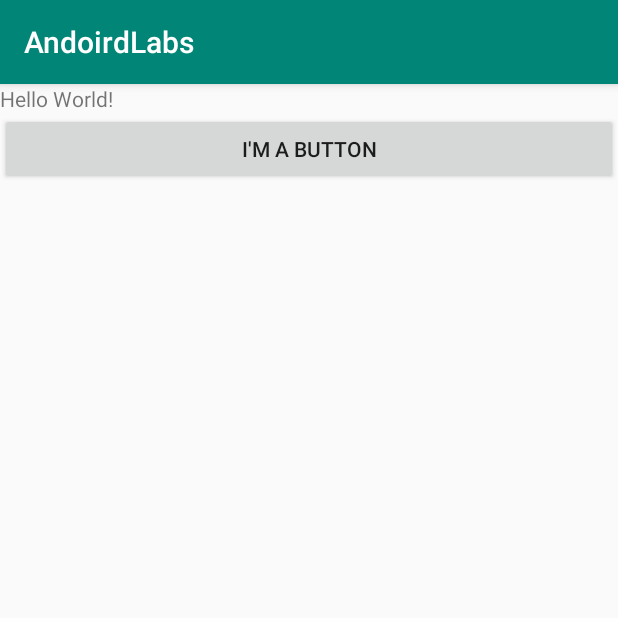
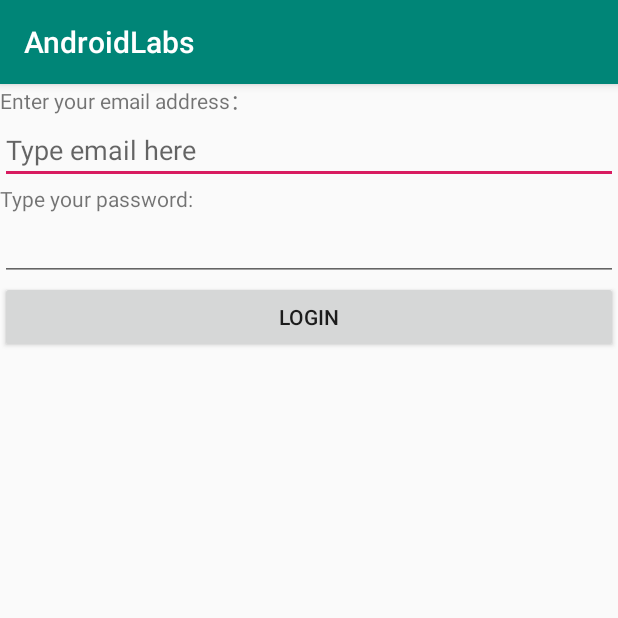
Before and after one commit to HJYCiel/AndoirdLabs, an Android app: the screen it shows after launch (MainActivity), on a phone screen of 412 x 824 dp, the top half of it. Run offline under Robolectric (Android 15) with nearby library versions, the phone set to English and light mode, and no system bars.

Commit message:
Finished Lab 3

```diff
--- a/app/src/main/java/com/example/andoirdlabs/MainActivity.java
+++ b/app/src/main/java/com/example/andoirdlabs/MainActivity.java
@@ -1,13 +1,90 @@
 package com.example.andoirdlabs;
 
+import android.content.Context;
+import android.content.Intent;
 import android.support.v7.app.AppCompatActivity;
 import android.os.Bundle;
+import android.util.Log;
+import android.widget.Button;
+import android.widget.EditText;
 
 public class MainActivity extends AppCompatActivity {
+    android.content.SharedPreferences sp;
+
 
     @Override
     protected void onCreate(Bundle savedInstanceState) {
         super.onCreate(savedInstanceState);
-        setContentView(R.layout.activity_main);
+        setContentView(R.layout.activity_main_login);
+
+
+
+        EditText et2 = (EditText)findViewById(R.id.Editxt1);
+        sp = getSharedPreferences("typed", Context.MODE_PRIVATE);
+        String savedString = sp.getString("typed","");
+        et2.setText(savedString);
+
+
+
+
+
+        Button next = (Button)findViewById(R.id.button1);
+        next.setOnClickListener( c -> {
+
+            Intent nextPage = new Intent(this, ProfileActivity.class);
+
+            //Give directions to go from this page, to SecondActivity
+            EditText et = (EditText)findViewById(R.id.Editxt1);
+            nextPage.putExtra("typed", et.getText().toString());
+            android.content.SharedPreferences.Editor editor = sp.edit();
+            String whatWasTyped = et.getText().toString();
+            editor.putString("typed", whatWasTyped);
+
+            //write it to disk:
+            editor.commit();
+            startActivity(nextPage);
+            //Now make the transition:
+
+
+
+        });
+    }
+
+
+
+    @Override
+    protected void onPause() {
+        super.onPause();
+
+        sp=getPreferences(Context.MODE_PRIVATE);
+        android.content.SharedPreferences.Editor editor = sp.edit();
+        EditText typeField=(EditText)findViewById(R.id.Editxt1);
+        String whatWasTyped = typeField.getText().toString();
+        editor.putString("typed", whatWasTyped);
+
+        //write it to disk:
+        editor.commit();
+
+    }
+
+
+    @Override
+    protected void onDestroy() {
+        super.onDestroy();
+    }
+
+    @Override
+    protected void onStop() {
+        super.onStop();
+    }
+
+    @Override
+    protected void onResume() {
+        super.onResume();
+    }
+
+    @Override
+    protected void onStart() {
+        super.onStart();
     }
 }
--- /dev/null
+++ b/app/src/main/res/layout/activity_main_login.xml
@@ -0,0 +1,45 @@
+<?xml version="1.0" encoding="utf-8"?>
+<LinearLayout
+
+    xmlns:android="http://schemas.android.com/apk/res/android"
+    android:layout_width="match_parent"
+    android:layout_height="wrap_content"
+    android:orientation="vertical">
+
+    <TextView
+        android:id="@+id/text1"
+        android:layout_width="wrap_content"
+        android:layout_height="wrap_content"
+        android:text="@string/emailAddress" />
+
+    <EditText
+        android:id="@+id/Editxt1"
+        android:layout_width="match_parent"
+        android:layout_height="wrap_content"
+        android:hint="@string/email"
+        android:inputType="textEmailAddress" />
+
+    <TextView
+        android:id="@+id/text2"
+        android:layout_width="wrap_content"
+        android:layout_height="wrap_content"
+        android:text="@string/password" />
+
+    <EditText
+        android:id="@+id/Editxt2"
+        android:layout_width="match_parent"
+        android:layout_height="wrap_content"
+        android:inputType="textPassword" />
+
+    <Button
+        android:id="@+id/button1"
+        android:layout_width="match_parent"
+        android:layout_height="wrap_content"
+        android:layout_gravity="fill"
+        android:layout_weight="1"
+        android:orientation="horizontal"
+        android:text="@string/login"
+
+        />
+
+</LinearLayout>
--- a/app/src/main/res/values/strings.xml
+++ b/app/src/main/res/values/strings.xml
@@ -1,5 +1,14 @@
 <resources>
-    <string name="app_name">AndoirdLabs</string>
+    <string name="app_name">AndroidLabs</string>
     <string name="hello_message">Hello World!</string>
     <string name="ButtonText">I\'m a button</string>
+    <string name="emailAddress">Enter your email address：</string>
+    <string name="email">Type email here</string>
+    <string name="password">Type your password:</string>
+    <string name="login">LOGIN</string>
+    <string name="profile">Your profile\nYour name:</string>
+    <string name="name">Enter your name</string>
+    <string name="youremail">Your email</string>
+    <string name="picture">Your picture</string>
+    <string name="clickforpic">Click the button above to take a picture</string>
 </resources>
```
Also changed, not shown: app/build.gradle (+9 -2 lines), app/src/main/AndroidManifest.xml (+8 -0 lines), app/src/main/java/com/example/andoirdlabs/ProfileActivity.java (added, +110 -0 lines), app/src/main/res/layout/activity_main_profile.xml (added, +51 -0 lines), app/src/main/res/layout/activity_profile.xml (added, +9 -0 lines), 1 other file.
